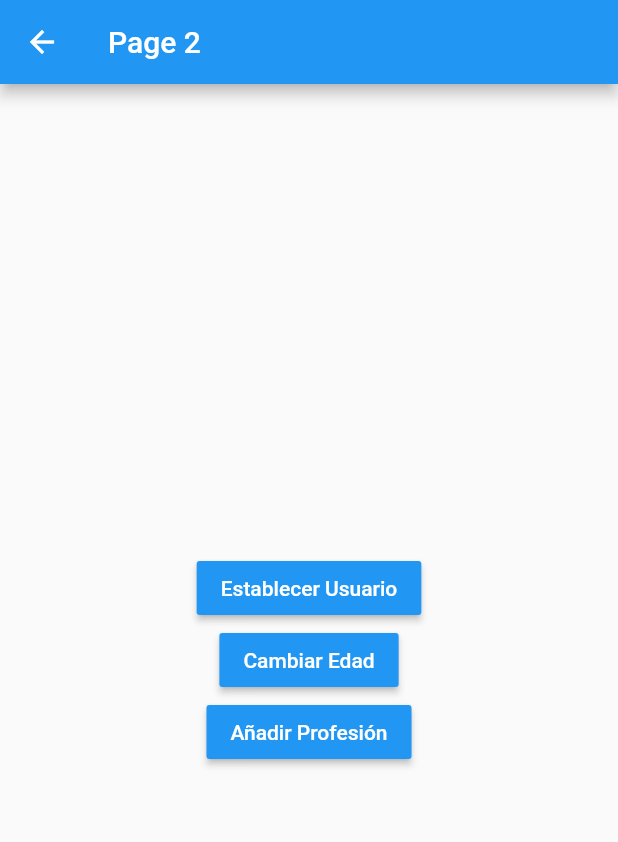
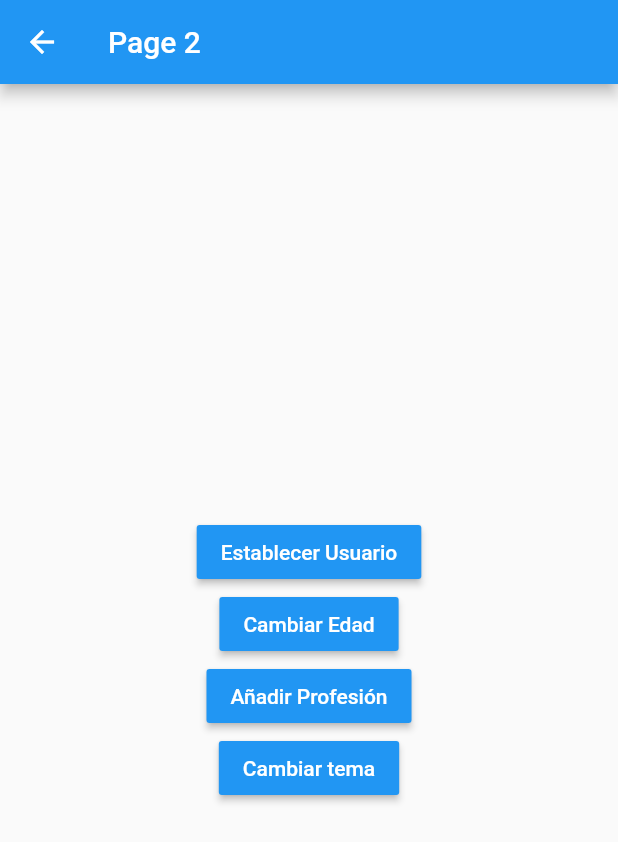
Before and after one commit to CarlosEsp710/flttr-state-management, a Flutter app: the screen it shows after launch, after a tap on the "accessibility new" icon, on a phone screen of 412 x 824 dp. Shown: the top 842 px of the screen. Run offline on Flutter 3.47's test engine with Material 2 defaults, Android fonts, the phone set to English and light mode, and no system bars; our stand-ins replace get.

Commit message:
GetX listo <3

```diff
--- /dev/null
+++ b/lib/controllers/user_controller.dart
@@ -0,0 +1,25 @@
+import 'package:get/get.dart';
+
+import 'package:state_management/models/user.dart';
+
+class UserController extends GetxController {
+  var currentUser = false.obs;
+  var user = User().obs;
+
+  void loadUser(User user) {
+    currentUser.value = true;
+    this.user.value = user;
+  }
+
+  void setAge(int age) {
+    user.update((val) {
+      val!.age = age;
+    });
+  }
+
+  void addProfession(String profession) {
+    user.update((val) {
+      val!.professions = [...val.professions, profession];
+    });
+  }
+}
--- a/lib/main.dart
+++ b/lib/main.dart
@@ -1,4 +1,6 @@
 import 'package:flutter/material.dart';
+
+import 'package:get/get.dart';
 
 import 'package:state_management/pages/page1.dart';
 import 'package:state_management/pages/page2.dart';
@@ -10,14 +12,14 @@ class MyApp extends StatelessWidget {
 
   @override
   Widget build(BuildContext context) {
-    return MaterialApp(
+    return GetMaterialApp(
       debugShowCheckedModeBanner: false,
       title: 'State Management',
       initialRoute: 'page1',
-      routes: {
-        'page1': (_) => const Page1(),
-        'page2': (_) => const Page2(),
-      },
+      getPages: [
+        GetPage(name: '/page1', page: () => const Page1()),
+        GetPage(name: '/page2', page: () => const Page2()),
+      ],
     );
   }
 }
--- a/lib/models/user.dart
+++ b/lib/models/user.dart
@@ -1,11 +1,11 @@
 class User {
-  String name;
-  int age;
+  String? name;
+  int? age;
   List<String> professions;
 
   User({
-    required this.name,
-    required this.age,
-    required this.professions,
+    this.name,
+    this.age,
+    this.professions = const [],
   });
 }
--- a/lib/pages/page1.dart
+++ b/lib/pages/page1.dart
@@ -1,26 +1,40 @@
 import 'package:flutter/material.dart';
+
+import 'package:get/get.dart';
+
+import 'package:state_management/controllers/user_controller.dart';
+import 'package:state_management/models/user.dart';
 
 class Page1 extends StatelessWidget {
   const Page1({Key? key}) : super(key: key);
 
   @override
   Widget build(BuildContext context) {
+    final userCtrl = Get.put(UserController());
+
     return Scaffold(
       appBar: AppBar(
         title: const Text('Page 1'),
       ),
-      body: const InfoUser(),
+      body: Obx(
+        () => userCtrl.currentUser.value
+            ? InfoUser(user: userCtrl.user.value)
+            : const Center(child: Text('No hay información de usuario')),
+      ),
       floatingActionButton: FloatingActionButton(
         child: const Icon(Icons.accessibility_new),
-        onPressed: () => Navigator.pushNamed(context, 'page2'),
+        onPressed: () => Get.toNamed('page2'),
       ),
     );
   }
 }
 
 class InfoUser extends StatelessWidget {
+  final User user;
+
   const InfoUser({
     Key? key,
+    required this.user,
   }) : super(key: key);
 
   @override
@@ -31,28 +45,28 @@ class InfoUser extends StatelessWidget {
       padding: const EdgeInsets.all(20),
       child: Column(
         crossAxisAlignment: CrossAxisAlignment.start,
-        children: const <Widget>[
-          Text(
+        children: <Widget>[
+          const Text(
             'General',
             style: TextStyle(
               fontSize: 10,
               fontWeight: FontWeight.bold,
             ),
           ),
-          Divider(),
-          ListTile(title: Text('Nombre: ')),
-          ListTile(title: Text('Edad: ')),
-          Text(
+          const Divider(),
+          ListTile(title: Text('Nombre: ${user.name}')),
+          ListTile(title: Text('Edad: ${user.age}')),
+          const Text(
             'Profesiones',
             style: TextStyle(
               fontSize: 10,
               fontWeight: FontWeight.bold,
             ),
           ),
-          Divider(),
-          ListTile(title: Text('Profesión 1: ')),
-          ListTile(title: Text('Profesión 1: ')),
-          ListTile(title: Text('Profesión 1: ')),
+          const Divider(),
+          ...user.professions
+              .map((profession) => ListTile(title: Text(profession)))
+              .toList(),
         ],
       ),
     );
--- a/lib/pages/page2.dart
+++ b/lib/pages/page2.dart
@@ -1,10 +1,17 @@
 import 'package:flutter/material.dart';
+
+import 'package:get/get.dart';
+
+import 'package:state_management/controllers/user_controller.dart';
+import 'package:state_management/models/user.dart';
 
 class Page2 extends StatelessWidget {
   const Page2({Key? key}) : super(key: key);
 
   @override
   Widget build(BuildContext context) {
+    final userCtrl = Get.find<UserController>();
+
     return Scaffold(
       appBar: AppBar(
         title: const Text('Page 2'),
@@ -21,7 +28,25 @@ class Page2 extends StatelessWidget {
                 ),
               ),
               color: Colors.blue,
-              onPressed: () {},
+              onPressed: () {
+                userCtrl.loadUser(
+                  User(
+                    name: 'Carlos Espejel',
+                    age: 20,
+                    professions: ['Frontend developer', 'Backend developer'],
+                  ),
+                );
+
+                Get.snackbar(
+                  'Usuairo establecido',
+                  userCtrl.user.value.name.toString(),
+                  snackPosition: SnackPosition.BOTTOM,
+                  backgroundColor: Colors.white,
+                  boxShadows: [
+                    const BoxShadow(color: Colors.black38, blurRadius: 10),
+                  ],
+                );
+              },
             ),
             MaterialButton(
               child: const Text(
@@ -31,7 +56,7 @@ class Page2 extends StatelessWidget {
                 ),
               ),
               color: Colors.blue,
-              onPressed: () {},
+              onPressed: () => userCtrl.setAge(21),
             ),
             MaterialButton(
               child: const Text(
@@ -41,7 +66,18 @@ class Page2 extends StatelessWidget {
                 ),
               ),
               color: Colors.blue,
-              onPressed: () {},
+              onPressed: () => userCtrl.addProfession('Fullstack developer'),
+            ),
+            MaterialButton(
+              child: const Text(
+                'Cambiar tema',
+                style: TextStyle(
+                  color: Colors.white,
+                ),
+              ),
+              color: Colors.blue,
+              onPressed: () => Get.changeTheme(
+                  Get.isDarkMode ? ThemeData.light() : ThemeData.dark()),
             ),
           ],
         ),
--- a/pubspec.yaml
+++ b/pubspec.yaml
@@ -34,6 +34,7 @@ dependencies:
   # The following adds the Cupertino Icons font to your application.
   # Use with the CupertinoIcons class for iOS style icons.
   cupertino_icons: ^1.0.2
+  get: ^4.3.8
 
 dev_dependencies:
   flutter_test:
```
Also changed, not shown: pubspec.lock.
